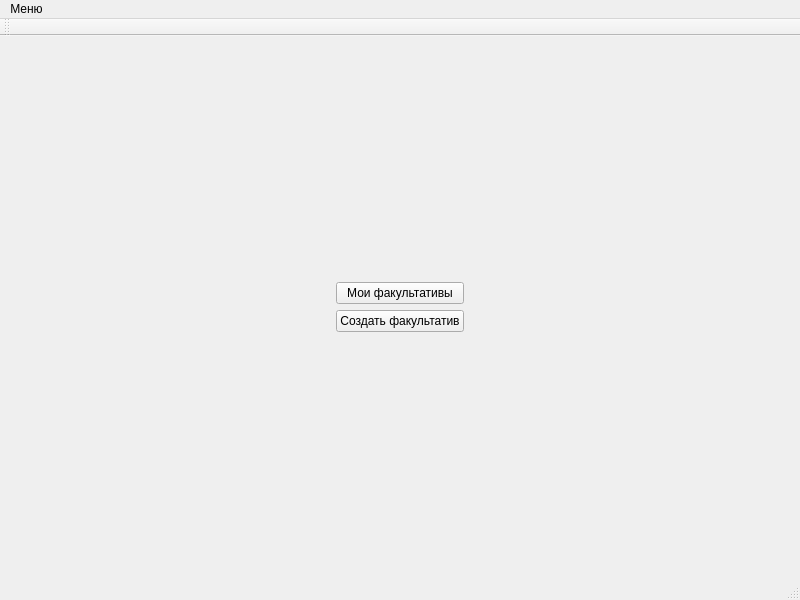
Old version of the form Project_files/teacherwindow.ui in the repository cry4alone/FacultativPRO.
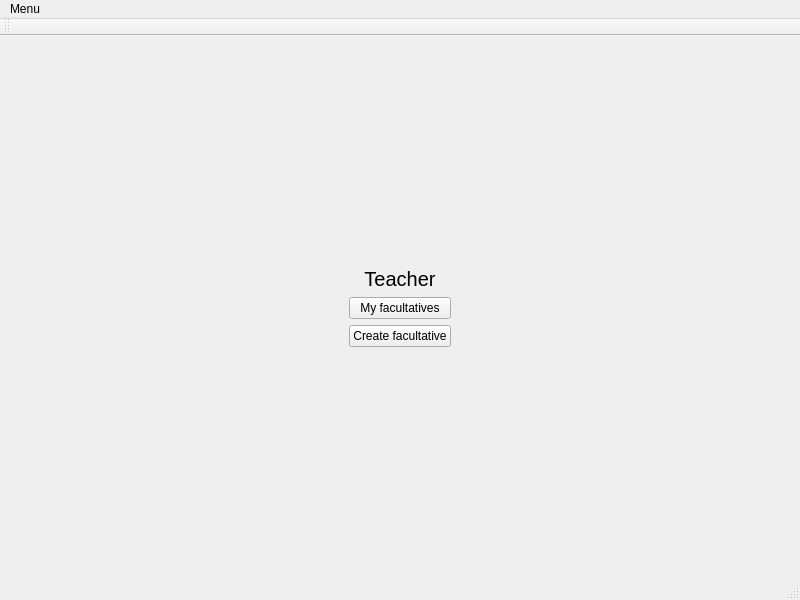
New version of the form.

```diff
--- a/Project_files/teacherwindow.ui
+++ b/Project_files/teacherwindow.ui
@@ -43,17 +43,32 @@
     </item>
     <item row="1" column="1">
      <layout class="QVBoxLayout" name="verticalLayout">
+      <item>
+       <widget class="QLabel" name="label">
+        <property name="font">
+         <font>
+          <pointsize>15</pointsize>
+         </font>
+        </property>
+        <property name="text">
+         <string>Teacher</string>
+        </property>
+        <property name="alignment">
+         <set>Qt::AlignCenter</set>
+        </property>
+       </widget>
+      </item>
       <item>
        <widget class="QPushButton" name="facultativButton">
         <property name="text">
-         <string>Мои факультативы</string>
+         <string>My facultatives</string>
         </property>
        </widget>
       </item>
       <item>
        <widget class="QPushButton" name="createButton">
         <property name="text">
-         <string>Создать факультатив</string>
+         <string>Create facultative</string>
         </property>
        </widget>
       </item>
@@ -98,7 +113,7 @@
    </property>
    <widget class="QMenu" name="menu">
     <property name="title">
-     <string>Меню</string>
+     <string>Menu</string>
     </property>
     <addaction name="actionChangeUser"/>
    </widget>
```
Left out of the diff: 2 changed lines with no effect on the pictures.
